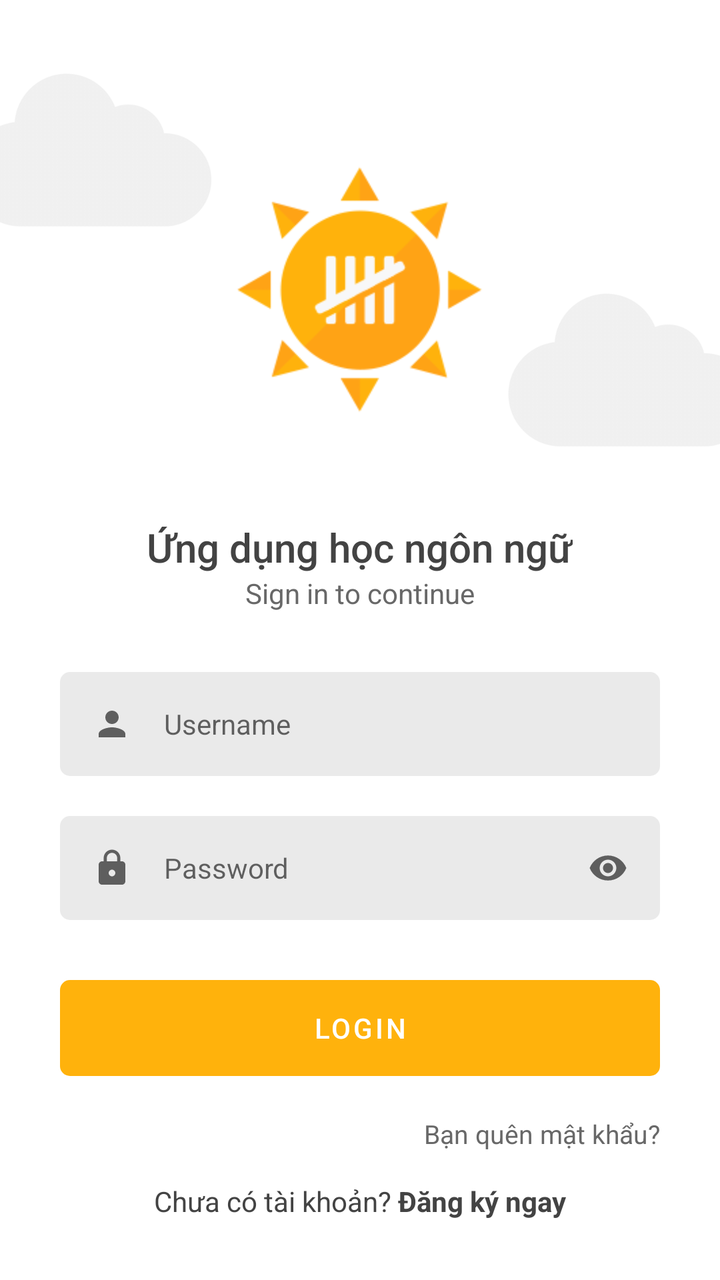
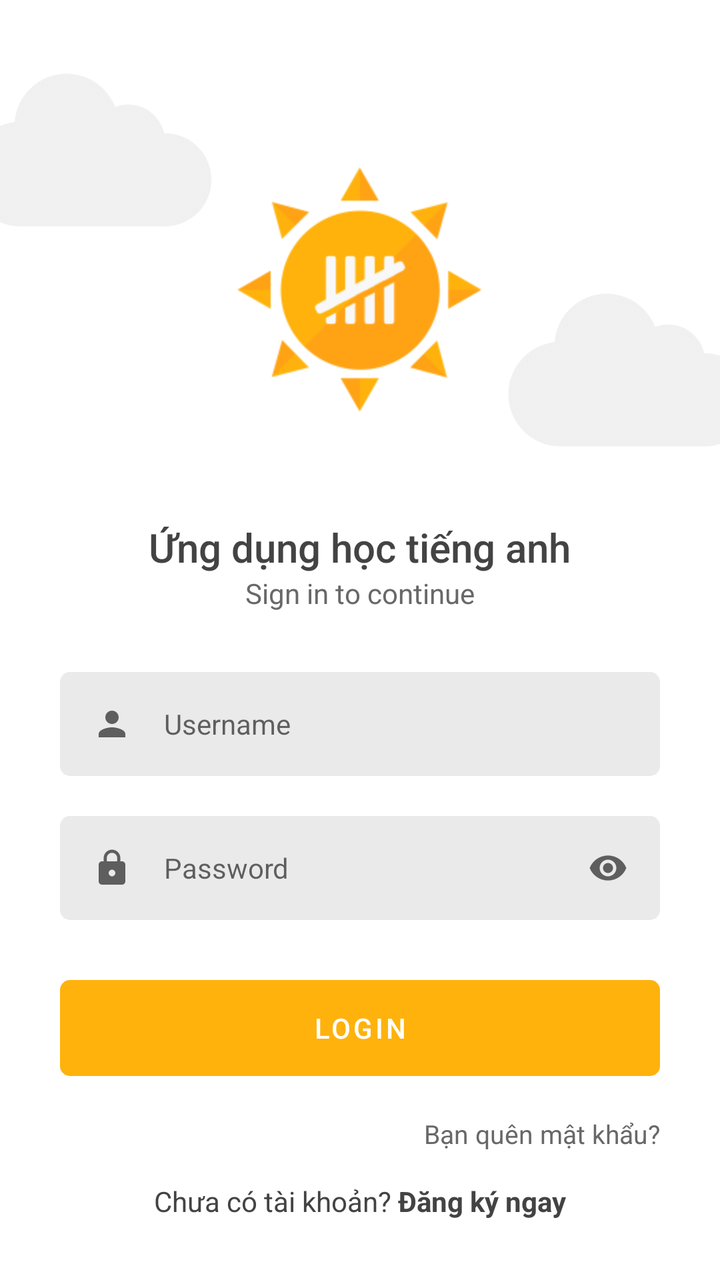

Two renders of the same Android screen: before a commit and after it. Below are the layout's source before the change and the commit's diff.
<!-- AndroidManifest.xml: application theme Theme.FirebaseProjectStudyEnglish -->
<!-- res/layout/activity_login.xml -->
<?xml version="1.0" encoding="utf-8"?>
<androidx.constraintlayout.widget.ConstraintLayout xmlns:android="http://schemas.android.com/apk/res/android"
    xmlns:app="http://schemas.android.com/apk/res-auto"
    xmlns:tools="http://schemas.android.com/tools"
    app:layoutDescription="@xml/login_motion"
    android:layout_width="match_parent"
    android:layout_height="match_parent"
    tools:context=".taikhoan.LoginActivity">

    <ImageView
        android:id="@+id/imageView_logo"
        android:layout_width="130dp"
        android:scaleType="centerInside"
        android:layout_height="130dp"
        android:layout_marginTop="80dp"
        android:src="@drawable/icon"
        app:layout_constraintEnd_toEndOf="parent"
        app:layout_constraintStart_toStartOf="parent"
        app:layout_constraintTop_toTopOf="parent"

        />
    <ImageView
        android:rotation="180"
        android:id="@+id/imageView_logoRays"
        android:layout_width="130dp"
        android:scaleType="centerInside"
        android:layout_height="130dp"
        android:layout_marginTop="80dp"
        android:background="@drawable/icon2"
        app:layout_constraintEnd_toEndOf="parent"
        app:layout_constraintStart_toStartOf="parent"
        app:layout_constraintTop_toTopOf="parent"

        />

    <ImageView
        android:id="@+id/imageView_cloudLeft"
        android:layout_marginTop="10dp"
        android:scaleType="centerInside"
        android:translationX="-20dp"
        android:layout_width="130dp"
        android:layout_height="130dp"
        android:src="@drawable/cloud"
        app:layout_constraintStart_toStartOf="parent"
        app:layout_constraintTop_toTopOf="parent"
        app:tint="@color/lightGrey" />
    <ImageView
        android:id="@+id/imageView_cloudRight"
        android:layout_marginTop="120dp"
        android:translationX="20dp"
        android:scaleType="centerInside"
        android:layout_width="130dp"
        android:layout_height="130dp"
        android:src="@drawable/cloud"
        app:layout_constraintEnd_toEndOf="parent"
        app:layout_constraintTop_toTopOf="parent"
        app:tint="@color/lightGrey" />
    <LinearLayout
        android:alpha="1"
        android:id="@+id/linearlayout_inputs"
        android:layout_width="match_parent"
        android:layout_height="wrap_content"
        android:layout_marginStart="30dp"
        android:layout_marginLeft="30dp"
        android:layout_marginEnd="30dp"
        android:layout_marginRight="30dp"
        android:gravity="center"
        android:layout_marginTop="10dp"
        android:orientation="vertical"
        app:layout_constraintEnd_toEndOf="parent"
        app:layout_constraintStart_toStartOf="parent"
        app:layout_constraintTop_toBottomOf="@+id/imageView_cloudRight">

        <TextView
            android:layout_width="wrap_content"
            android:layout_height="wrap_content"
            android:fontFamily="sans-serif-medium"
            android:text="Ứng dụng học ngôn ngữ"
            android:textColor="@color/textHeadline"
            android:textSize="20sp" />

        <TextView
            android:layout_width="wrap_content"
            android:layout_height="wrap_content"
            android:fontFamily="sans-serif"
            android:text="Sign in to continue"
            android:textColor="@color/textDescription"
            android:textSize="14sp" />

        <EditText
            android:id="@+id/editTextTaiKhoan"
            android:layout_width="match_parent"
            android:layout_height="wrap_content"
            android:layout_marginTop="30dp"
            android:background="@drawable/login_edittext_bg"
            android:drawableStart="@drawable/ic_person"
            android:drawableLeft="@drawable/ic_person"
            android:drawablePadding="16dp"
            android:hint="Username"
            android:inputType="text"
            android:padding="16dp"
            android:textSize="14sp" />

        <EditText
            android:id="@+id/editTextMatKhau"
            android:layout_width="match_parent"
            android:layout_height="wrap_content"
            android:layout_marginTop="20dp"
            android:background="@drawable/login_edittext_bg"
            android:drawableStart="@drawable/ic_lock"
            android:drawableLeft="@drawable/ic_lock"
            android:drawableEnd="@drawable/ic_visibility"
            android:drawableRight="@drawable/ic_visibility"
            android:drawablePadding="16dp"
            android:hint="Password"
            android:inputType="textPassword"
            android:padding="16dp"
            android:textSize="14sp" />

        <Button
            android:id="@+id/buttonDangNhap"
            android:layout_width="match_parent"
            android:layout_height="wrap_content"
            android:layout_marginTop="30dp"
            android:background="@drawable/login_button_bg"
            android:backgroundTint="@color/colorPrimary"
            android:text="Login"
            android:textColor="@color/white"
            app:backgroundTint="#FFB20C" />

    </LinearLayout>

    <TextView
        android:id="@+id/textView_forgotPassword"
        android:layout_width="wrap_content"
        android:layout_height="wrap_content"
        android:layout_marginTop="20dp"
        android:layout_marginEnd="30dp"
        android:alpha="1"
        android:layout_marginRight="30dp"
        android:text="Bạn quên mật khẩu?"
        android:textColor="@color/textDescription"
        android:textSize="13sp"
        app:layout_constraintEnd_toEndOf="parent"
        app:layout_constraintTop_toBottomOf="@id/linearlayout_inputs" />

    <TextView
        android:id="@+id/textView_register"
        android:layout_width="wrap_content"
        android:layout_height="wrap_content"
        android:text="@string/login_register_button"
        android:textColor="@color/textHeadline"
        app:layout_constraintEnd_toEndOf="parent"
        android:layout_marginBottom="30dp"
        app:layout_constraintStart_toStartOf="parent"
        android:textSize="14sp"
        app:layout_constraintBottom_toBottomOf="parent" />


</androidx.constraintlayout.widget.ConstraintLayout>
<!-- resources referenced by this layout -->
<resources>
  <color name="colorPrimary">#FFB20C</color>
  <color name="lightGrey">#EAEAEA</color>
  <color name="textDescription">#686868</color>
  <color name="textHeadline">#434343</color>
  <color name="white">#FFFFFFFF</color>
  <!-- drawable cloud: png bitmap (drawable, 5370 bytes) -->
  <!-- drawable ic_lock (drawable) -->
  <vector android:height="20dp" android:tint="?attr/colorControlNormal"
      android:viewportHeight="24" android:viewportWidth="24"
      android:width="20dp" xmlns:android="http://schemas.android.com/apk/res/android">
      <path android:fillColor="@android:color/white" android:pathData="M18,8h-1L17,6c0,-2.76 -2.24,-5 -5,-5S7,3.24 7,6v2L6,8c-1.1,0 -2,0.9 -2,2v10c0,1.1 0.9,2 2,2h12c1.1,0 2,-0.9 2,-2L20,10c0,-1.1 -0.9,-2 -2,-2zM12,17c-1.1,0 -2,-0.9 -2,-2s0.9,-2 2,-2 2,0.9 2,2 -0.9,2 -2,2zM15.1,8L8.9,8L8.9,6c0,-1.71 1.39,-3.1 3.1,-3.1 1.71,0 3.1,1.39 3.1,3.1v2z"/>
  </vector>
  <!-- drawable ic_person (drawable) -->
  <vector android:height="20dp" android:tint="?attr/colorControlNormal"
      android:viewportHeight="24" android:viewportWidth="24"
      android:width="20dp" xmlns:android="http://schemas.android.com/apk/res/android">
      <path android:fillColor="@android:color/white" android:pathData="M12,12c2.21,0 4,-1.79 4,-4s-1.79,-4 -4,-4 -4,1.79 -4,4 1.79,4 4,4zM12,14c-2.67,0 -8,1.34 -8,4v2h16v-2c0,-2.66 -5.33,-4 -8,-4z"/>
  </vector>
  <!-- drawable ic_visibility (drawable) -->
  <vector android:height="20dp" android:tint="?attr/colorControlNormal"
      android:viewportHeight="24" android:viewportWidth="24"
      android:width="20dp" xmlns:android="http://schemas.android.com/apk/res/android">
      <path android:fillColor="@android:color/white" android:pathData="M12,4.5C7,4.5 2.73,7.61 1,12c1.73,4.39 6,7.5 11,7.5s9.27,-3.11 11,-7.5c-1.73,-4.39 -6,-7.5 -11,-7.5zM12,17c-2.76,0 -5,-2.24 -5,-5s2.24,-5 5,-5 5,2.24 5,5 -2.24,5 -5,5zM12,9c-1.66,0 -3,1.34 -3,3s1.34,3 3,3 3,-1.34 3,-3 -1.34,-3 -3,-3z"/>
  </vector>
  <!-- drawable icon: png bitmap (drawable, 5233 bytes) -->
  <!-- drawable icon2: png bitmap (drawable, 4780 bytes) -->
  <!-- drawable login_button_bg (drawable) -->
  <?xml version="1.0" encoding="utf-8"?>
  <shape android:shape="rectangle" xmlns:android="http://schemas.android.com/apk/res/android">
  
      <corners android:radius="5dp"/>
  </shape>
  <!-- drawable login_edittext_bg (drawable) -->
  <?xml version="1.0" encoding="utf-8"?>
  <shape android:shape="rectangle" xmlns:android="http://schemas.android.com/apk/res/android">
      <solid android:color="@color/lightGrey"/>
      <corners android:radius="5dp"/>
  </shape>
  <string name="login_register_button">Chưa có tài khoản? <b>Đăng ký ngay</b></string>
  <style name="Theme.FirebaseProjectStudyEnglish" parent="Theme.MaterialComponents.DayNight.NoActionBar">
          
          <item name="colorPrimary">@color/purple_500</item>
          <item name="colorPrimaryVariant">@color/purple_700</item>
          <item name="colorOnPrimary">@color/white</item>
          
          <item name="colorSecondary">@color/teal_200</item>
          <item name="colorSecondaryVariant">@color/teal_700</item>
          <item name="colorOnSecondary">@color/black</item>
          
          <item name="android:statusBarColor" tools:targetApi="l">?attr/colorPrimaryVariant</item>
          <item name="windowActionBar">false</item>
          <item name="windowNoTitle">true</item>
  
          
      </style>
  <color name="purple_500">#FF6200EE</color>
  <color name="purple_700">#FF3700B3</color>
  <color name="teal_200">#FF03DAC5</color>
  <color name="teal_700">#FF018786</color>
  <color name="black">#FF000000</color>
</resources>

<!-- the commit's change to res/layout/activity_login.xml (unified diff, before → after) -->
@@ -75,7 +75,7 @@
             android:layout_width="wrap_content"
             android:layout_height="wrap_content"
             android:fontFamily="sans-serif-medium"
-            android:text="Ứng dụng học ngôn ngữ"
+            android:text="Ứng dụng học tiếng anh"
             android:textColor="@color/textHeadline"
             android:textSize="20sp" />
 
